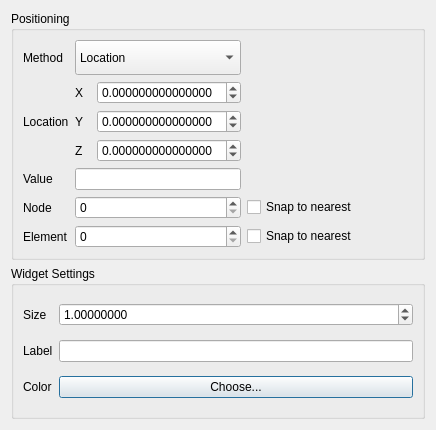
This is src/Interface/Modules/Fields/GenerateElectrode.ui in SCIInstitute/SCIRun as Qt 5 draws it before an edit. The edited form follows.
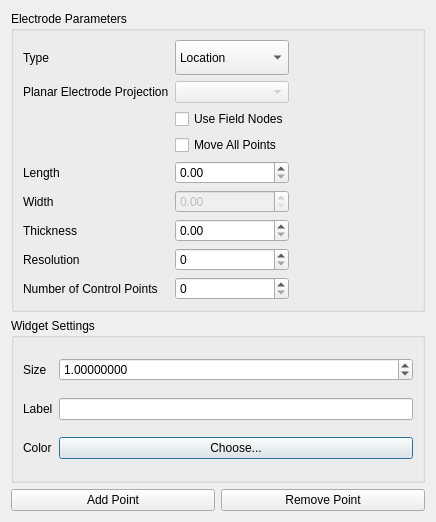
This is the edited form.

Patch:
```diff
--- a/src/Interface/Modules/Fields/GenerateElectrode.ui
+++ b/src/Interface/Modules/Fields/GenerateElectrode.ui
@@ -7,7 +7,7 @@
     <x>0</x>
     <y>0</y>
     <width>436</width>
-    <height>430</height>
+    <height>522</height>
    </rect>
   </property>
   <property name="minimumSize">
@@ -23,84 +23,85 @@
    <item>
     <widget class="QGroupBox" name="groupBox_2">
      <property name="title">
-      <string>Positioning</string>
+      <string>Electrode Parameters</string>
      </property>
      <layout class="QGridLayout" name="gridLayout_3">
-      <item row="1" column="1">
-       <layout class="QGridLayout" name="gridLayout">
-        <item row="2" column="0">
-         <widget class="QLabel" name="label_5">
-          <property name="text">
-           <string>Z</string>
-          </property>
-         </widget>
-        </item>
-        <item row="0" column="1">
-         <widget class="QDoubleSpinBox" name="xLocationDoubleSpinBox_">
-          <property name="decimals">
-           <number>15</number>
-          </property>
-          <property name="minimum">
-           <double>-999999999.000000000000000</double>
-          </property>
-          <property name="maximum">
-           <double>999999999.000000000000000</double>
-          </property>
-         </widget>
-        </item>
-        <item row="2" column="1">
-         <widget class="QDoubleSpinBox" name="zLocationDoubleSpinBox_">
-          <property name="decimals">
-           <number>15</number>
-          </property>
-          <property name="minimum">
-           <double>-999999999.000000000000000</double>
-          </property>
-          <property name="maximum">
-           <double>999999999.000000000000000</double>
-          </property>
-         </widget>
-        </item>
-        <item row="1" column="0">
-         <widget class="QLabel" name="label_4">
-          <property name="text">
-           <string>Y</string>
-          </property>
-         </widget>
-        </item>
-        <item row="0" column="0">
-         <widget class="QLabel" name="label_3">
-          <property name="text">
-           <string>X</string>
-          </property>
-         </widget>
-        </item>
-        <item row="1" column="1">
-         <widget class="QDoubleSpinBox" name="yLocationDoubleSpinBox_">
-          <property name="decimals">
-           <number>15</number>
-          </property>
-          <property name="minimum">
-           <double>-999999999.000000000000000</double>
-          </property>
-          <property name="maximum">
-           <double>999999999.000000000000000</double>
-          </property>
-         </widget>
-        </item>
-       </layout>
+      <item row="1" column="0">
+       <widget class="QLabel" name="label_2">
+        <property name="text">
+         <string>Planar Electrode Projection</string>
+        </property>
+       </widget>
       </item>
-      <item row="3" column="0">
+      <item row="5" column="1">
+       <widget class="QDoubleSpinBox" name="WidthSpinBox_">
+        <property name="enabled">
+         <bool>false</bool>
+        </property>
+       </widget>
+      </item>
+      <item row="2" column="1">
+       <widget class="QCheckBox" name="UseFieldNodesCheckBox_">
+        <property name="text">
+         <string>Use Field Nodes</string>
+        </property>
+       </widget>
+      </item>
+      <item row="6" column="0">
        <widget class="QLabel" name="label_7">
         <property name="text">
-         <string>Node</string>
+         <string>Thickness</string>
+        </property>
+       </widget>
+      </item>
+      <item row="3" column="1">
+       <widget class="QCheckBox" name="MoveAllCheckBox_">
+        <property name="text">
+         <string>Move All Points</string>
         </property>
        </widget>
       </item>
       <item row="0" column="0">
        <widget class="QLabel" name="label">
         <property name="text">
-         <string>Method</string>
+         <string>Type</string>
+        </property>
+       </widget>
+      </item>
+      <item row="0" column="2">
+       <spacer name="horizontalSpacer">
+        <property name="orientation">
+         <enum>Qt::Horizontal</enum>
+        </property>
+        <property name="sizeHint" stdset="0">
+         <size>
+          <width>40</width>
+          <height>20</height>
+         </size>
+        </property>
+       </spacer>
+      </item>
+      <item row="5" column="0">
+       <widget class="QLabel" name="label_3">
+        <property name="text">
+         <string>Width</string>
+        </property>
+       </widget>
+      </item>
+      <item row="4" column="1">
+       <widget class="QDoubleSpinBox" name="LengthSpinBox_"/>
+      </item>
+      <item row="7" column="1">
+       <widget class="QSpinBox" name="ResolutionSpinBox_">
+        <property name="maximum">
+         <number>999999999</number>
+        </property>
+       </widget>
+      </item>
+      <item row="1" column="1">
+       <widget class="QComboBox" name="ProjectionComboBox_">
+        <property name="enabled">
+         <bool>false</bool>
         </property>
        </widget>
       </item>
@@ -134,59 +135,30 @@
         </item>
        </widget>
       </item>
-      <item row="1" column="0">
-       <widget class="QLabel" name="label_2">
-        <property name="text">
-         <string>Location</string>
-        </property>
-       </widget>
-      </item>
-      <item row="2" column="0">
-       <widget class="QLabel" name="label_11">
-        <property name="text">
-         <string>Value</string>
-        </property>
-       </widget>
-      </item>
-      <item row="3" column="1">
-       <widget class="QSpinBox" name="fieldNodeSpinBox_">
-        <property name="maximum">
-         <number>999999999</number>
-        </property>
-       </widget>
-      </item>
-      <item row="2" column="1">
-       <widget class="QLineEdit" name="fieldValueLineEdit_">
-        <property name="readOnly">
-         <bool>true</bool>
-        </property>
-       </widget>
-      </item>
-      <item row="3" column="2">
-       <widget class="QCheckBox" name="snapToNodeCheckBox_">
-        <property name="text">
-         <string>Snap to nearest</string>
-        </property>
-       </widget>
-      </item>
       <item row="4" column="0">
+       <widget class="QLabel" name="label_11">
+        <property name="text">
+         <string>Length</string>
+        </property>
+       </widget>
+      </item>
+      <item row="7" column="0">
        <widget class="QLabel" name="label_8">
         <property name="text">
-         <string>Element</string>
+         <string>Resolution</string>
         </property>
        </widget>
       </item>
-      <item row="4" column="1">
-       <widget class="QSpinBox" name="fieldElemSpinBox_">
-        <property name="maximum">
-         <number>999999999</number>
-        </property>
-       </widget>
+      <item row="6" column="1">
+       <widget class="QDoubleSpinBox" name="ThicknessSpinBox_"/>
       </item>
-      <item row="4" column="2">
-       <widget class="QCheckBox" name="snapToElementCheckBox_">
+      <item row="8" column="1">
+       <widget class="QSpinBox" name="NumberOfControlPointsSpinBox_"/>
+      </item>
+      <item row="8" column="0">
+       <widget class="QLabel" name="label_4">
         <property name="text">
-         <string>Snap to nearest</string>
+         <string>Number of Control Points</string>
         </property>
        </widget>
       </item>
@@ -274,6 +246,24 @@
      </layout>
     </widget>
    </item>
+   <item>
+    <layout class="QHBoxLayout" name="horizontalLayout_2">
+     <item>
+      <widget class="QPushButton" name="AddPointPushButton_">
+       <property name="text">
+        <string>Add Point</string>
+       </property>
+      </widget>
+     </item>
+     <item>
+      <widget class="QPushButton" name="RemovePiontPushButton_">
+       <property name="text">
+        <string>Remove Point</string>
+       </property>
+      </widget>
+     </item>
+    </layout>
+   </item>
   </layout>
  </widget>
  <resources/>
```
Left out of the diff: 67 changed lines with no effect on the pictures.
